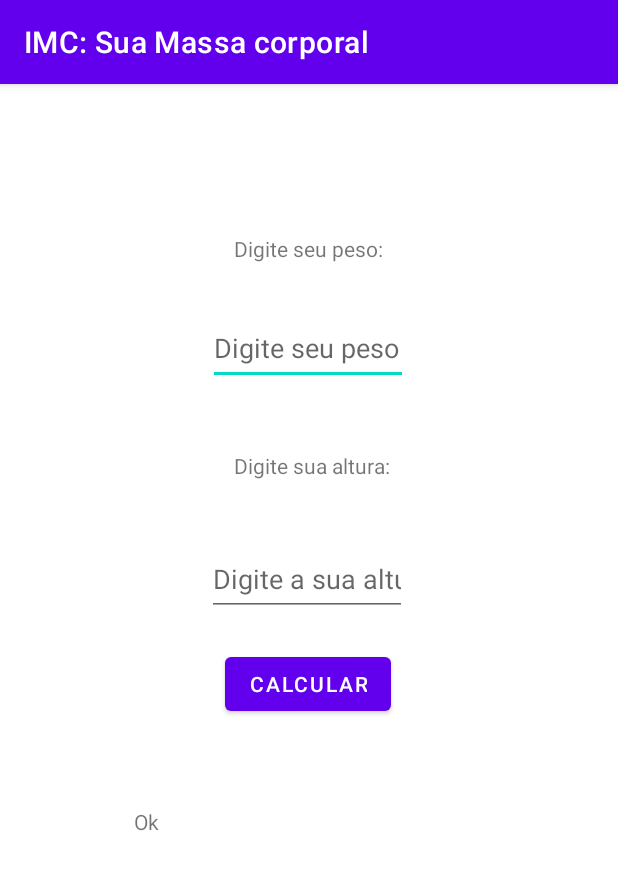
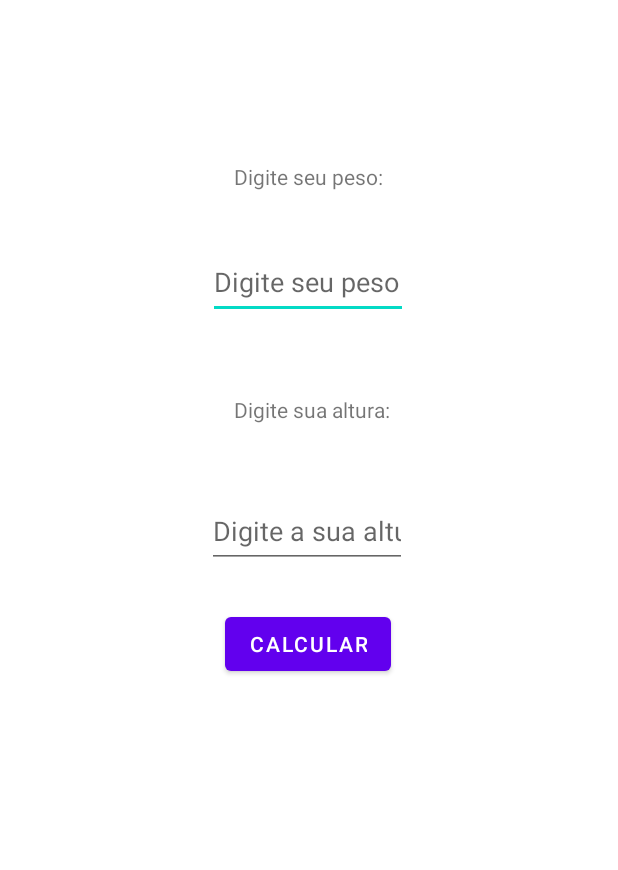
Before and after one commit to adamoskimanika/IMC_Z, an Android app: the screen it shows after launch (MainActivity), after a tap on "CALCULAR", on a phone screen of 412 x 824 dp. Shown: the top 870 px of the screen. Run offline under Robolectric (Android 15) with nearby library versions, the phone set to English and light mode, and no system bars; 2 statements that could not run were skipped.

```diff
--- a/app/src/main/java/com/example/imc_z/MainActivity.java
+++ b/app/src/main/java/com/example/imc_z/MainActivity.java
@@ -13,6 +13,7 @@ public class MainActivity extends AppCompatActivity {
     @Override
     protected void onCreate(Bundle savedInstanceState) {
         super.onCreate(savedInstanceState);
+        getSupportActionBar().hide();//retira a barra azul
         setContentView(R.layout.activity_main);
 
         final TextView txt_Altura = (TextView) findViewById(R.id.txt_altura);
@@ -29,19 +30,20 @@ public class MainActivity extends AppCompatActivity {
                float altura = Float.parseFloat(edt_Altura.getText().toString());
 
                float resultado;
-               float resul;
-               float alt;
-               alt = altura * altura;
-               resul = peso / alt;
-               resultado = resul * 10000;
 
-               if(resultado <19){
+               resultado = peso / (altura * altura) * 10000;
+
+
+               if(resultado <18.5){
                    txt_Result.setText("Abaixo do peso");
 
-               }else if(resultado > 32){
-                   txt_Result.setText("Acima do peso");
-               }else{
-                   txt_Result.setText("Ok");
+               }else if(resultado>=25 & resultado <=29.9 ){
+                   txt_Result.setText("Peso normal");
+               }else if (resultado >= 30 && resultado <= 39.9){
+                   txt_Result.setText("Obesidade");
+               }
+               else if (resultado >40){
+                   txt_Result.setText("Obesidade Morbida");
                }
 
            }
--- a/app/src/main/res/layout/activity_main.xml
+++ b/app/src/main/res/layout/activity_main.xml
@@ -70,7 +70,7 @@
         app:layout_constraintHorizontal_bias="0.498"
         app:layout_constraintStart_toStartOf="parent"
         app:layout_constraintTop_toTopOf="parent"
-        app:layout_constraintVertical_bias="0.522" />
+            app:layout_constraintVertical_bias="0.522" />
 
     <TextView
         android:id="@+id/txt_result"
--- a/app/src/main/res/values/strings.xml
+++ b/app/src/main/res/values/strings.xml
@@ -7,4 +7,7 @@
     <string name="desc_altura">Digite a sua altura aqui</string>
 
 
+
+
+
 </resources>
```
